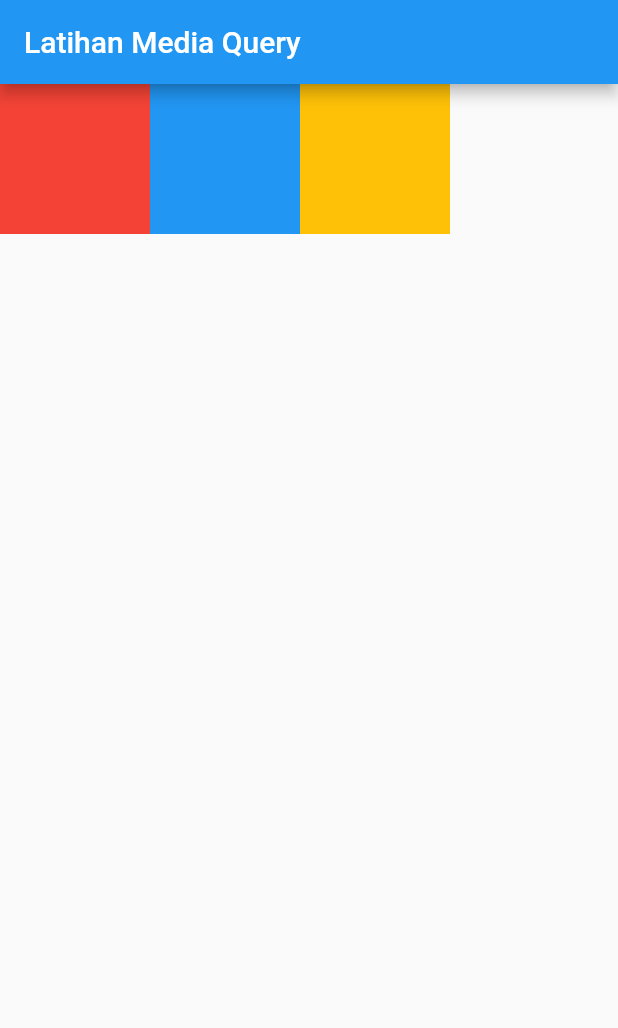
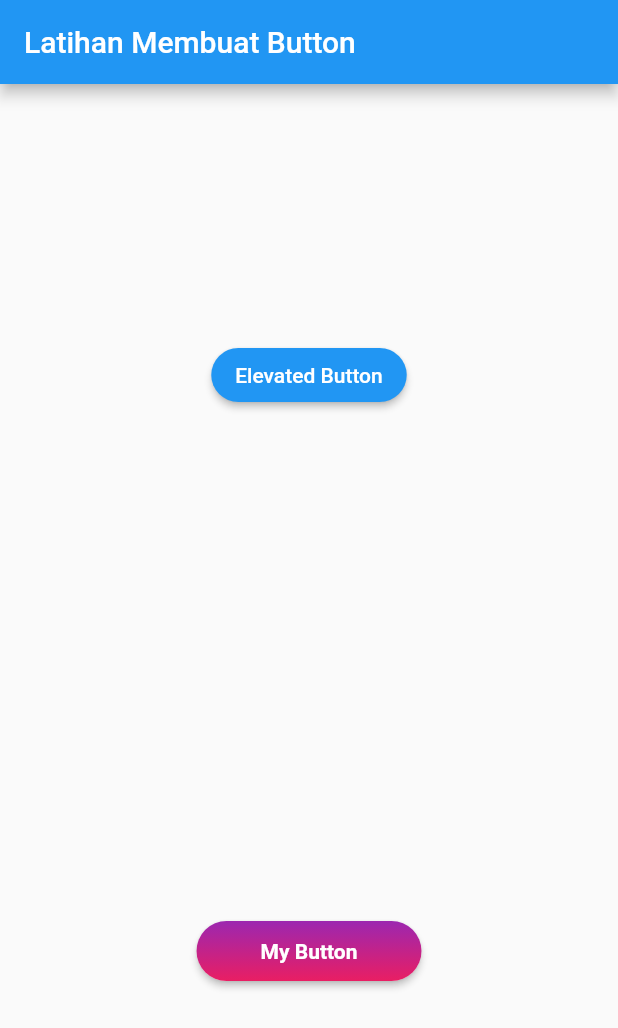
Before and after one commit to AlfonsInfo/Flutter-Learning-Journey, a Flutter app: the screen it shows after launch, on a phone screen of 412 x 824 dp. Shown: the top 1028 px of the screen. Run offline on Flutter 3.47's test engine with Material 2 defaults, Android fonts, the phone set to English and light mode, and no system bars.

Commit message:
Custom Button

```diff
--- a/lib/main.dart
+++ b/lib/main.dart
@@ -17,12 +17,64 @@ class _MyAppState extends State<MyApp> {
   @override
   Widget build(BuildContext context) {
     return MaterialApp(
-      home: MediaQueryPage(),
+      home: InkWellTutor(),
+      // home: MediaQueryPage(),
     );
   }
 }
 //STL -> Shortcut stateless widget.
 
+// Part 23
+
+// Part 22
+class InkWellTutor extends StatelessWidget {
+  const InkWellTutor({super.key});
+
+  @override
+  Widget build(BuildContext context) {
+    return Scaffold(
+      appBar: AppBar(title: Text("Latihan Membuat Button"),),
+      body: Center(
+        child: Column(
+          mainAxisAlignment: MainAxisAlignment.spaceAround,
+          children: <Widget>[
+            ElevatedButton(onPressed: (){}, child: Text("Elevated Button"),style: ButtonStyle(shape: MaterialStateProperty.all(RoundedRectangleBorder(borderRadius: BorderRadius.circular(20)))),),
+            customButton(),
+          ]),
+      ),
+    );
+  }
+
+  Material customButton() {
+    return Material(
+            borderRadius: BorderRadius.circular(20),
+            elevation: 2,
+            child: Container(
+              width: 150,
+              height: 40,
+              decoration: BoxDecoration(
+                borderRadius: BorderRadius.circular(20),
+                gradient: LinearGradient(colors: [Colors.purple, Colors.pink], begin:Alignment.topCenter, end: Alignment.bottomCenter)
+              ),
+              child: Material( // kelih
+                borderRadius: BorderRadius.circular(20),
+                color: Colors.transparent,
+                child: InkWell(
+                  splashColor: Colors.deepPurpleAccent,
+                  onTap: (){},
+                  borderRadius: BorderRadius.circular(20),
+                  child: Center(child: Text("My Button", style:  TextStyle(color: Colors.white, fontWeight: FontWeight.w600 ),)),
+                ),
+
+              ),
+            ),
+          );
+  }
+}
+// Part 22
+
+
+//Part 21 Media Query
 class MediaQueryPage extends StatelessWidget {
   const MediaQueryPage({super.key});
 
```
